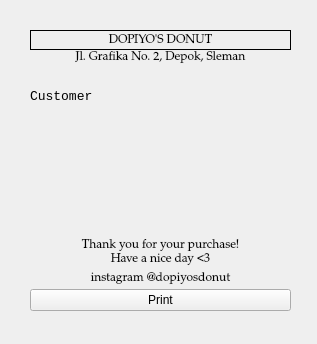
First picture: the form in nota.ui, repository ayeshnabiha/Jualan-Donat, before the edit.
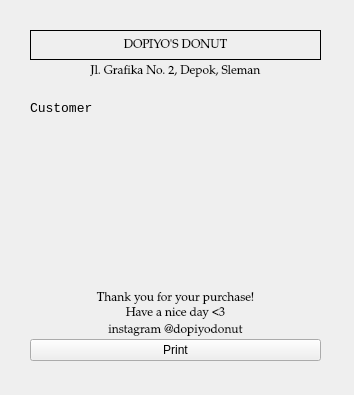
Second picture: the form after the edit.

The edit to the form file:
```diff
--- a/nota.ui
+++ b/nota.ui
@@ -6,8 +6,8 @@
    <rect>
     <x>0</x>
     <y>0</y>
-    <width>317</width>
-    <height>344</height>
+    <width>354</width>
+    <height>395</height>
    </rect>
   </property>
   <property name="windowTitle">
@@ -18,8 +18,8 @@
     <rect>
      <x>30</x>
      <y>30</y>
-     <width>261</width>
-     <height>281</height>
+     <width>291</width>
+     <height>331</height>
     </rect>
    </property>
    <layout class="QVBoxLayout" name="verticalLayout_2">
@@ -37,7 +37,7 @@
       <property name="minimumSize">
        <size>
         <width>0</width>
-        <height>20</height>
+        <height>30</height>
        </size>
       </property>
       <property name="font">
@@ -67,7 +67,7 @@
       <property name="minimumSize">
        <size>
         <width>0</width>
-        <height>10</height>
+        <height>20</height>
        </size>
       </property>
       <property name="font">
@@ -100,7 +100,7 @@
       <property name="minimumSize">
        <size>
         <width>0</width>
-        <height>20</height>
+        <height>15</height>
        </size>
       </property>
       <property name="font">
@@ -173,7 +173,7 @@
          <string/>
         </property>
         <property name="alignment">
-         <set>Qt::AlignmentFlag::AlignCenter</set>
+         <set>Qt::AlignmentFlag::AlignRight|Qt::AlignmentFlag::AlignTrailing|Qt::AlignmentFlag::AlignVCenter</set>
         </property>
        </widget>
       </item>
@@ -182,11 +182,17 @@
     <item>
      <widget class="QLabel" name="label_Nota">
       <property name="sizePolicy">
-       <sizepolicy hsizetype="Preferred" vsizetype="Minimum">
+       <sizepolicy hsizetype="Preferred" vsizetype="Preferred">
         <horstretch>0</horstretch>
         <verstretch>0</verstretch>
        </sizepolicy>
       </property>
+      <property name="minimumSize">
+       <size>
+        <width>0</width>
+        <height>100</height>
+       </size>
+      </property>
       <property name="font">
        <font>
         <family>Courier New</family>
@@ -209,7 +215,7 @@
       <property name="minimumSize">
        <size>
         <width>0</width>
-        <height>5</height>
+        <height>15</height>
        </size>
       </property>
       <property name="font">
@@ -217,6 +223,12 @@
         <family>Palatino Linotype</family>
        </font>
       </property>
+      <property name="frameShape">
+       <enum>QFrame::Shape::NoFrame</enum>
+      </property>
+      <property name="frameShadow">
+       <enum>QFrame::Shadow::Raised</enum>
+      </property>
       <property name="text">
        <string>Thank you for your purchase!</string>
       </property>
@@ -236,7 +248,7 @@
       <property name="minimumSize">
        <size>
         <width>0</width>
-        <height>5</height>
+        <height>15</height>
        </size>
       </property>
       <property name="font">
@@ -244,6 +256,12 @@
         <family>Palatino Linotype</family>
        </font>
       </property>
+      <property name="frameShape">
+       <enum>QFrame::Shape::NoFrame</enum>
+      </property>
+      <property name="frameShadow">
+       <enum>QFrame::Shadow::Raised</enum>
+      </property>
       <property name="text">
        <string>Have a nice day &lt;3</string>
       </property>
@@ -263,7 +281,7 @@
       <property name="minimumSize">
        <size>
         <width>0</width>
-        <height>20</height>
+        <height>15</height>
        </size>
       </property>
       <property name="font">
@@ -271,8 +289,14 @@
         <family>Palatino Linotype</family>
        </font>
       </property>
+      <property name="frameShape">
+       <enum>QFrame::Shape::NoFrame</enum>
+      </property>
+      <property name="frameShadow">
+       <enum>QFrame::Shadow::Raised</enum>
+      </property>
       <property name="text">
-       <string>instagram @dopiyosdonut</string>
+       <string>instagram @dopiyodonut</string>
       </property>
       <property name="alignment">
        <set>Qt::AlignmentFlag::AlignCenter</set>
```
Left out of the diff: 6 changed lines with no effect on the pictures.
